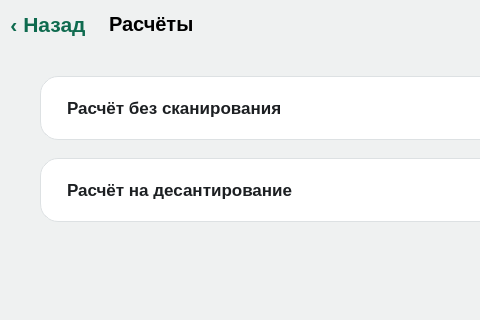
Pobryakushka/MMK, file AlgorithmsCalc.ui: the form before one commit; both pictures show x 0 to 480 and y 0 to 320 of the 1024 by 640 pixel window.
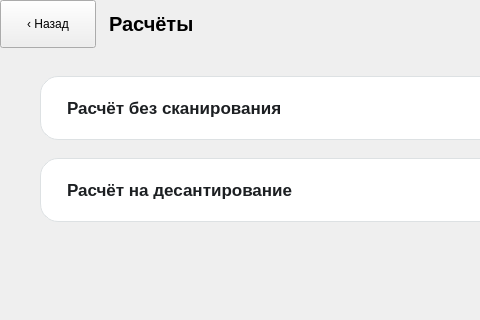
The form after the commit.

What changed in the file:
```diff
--- a/AlgorithmsCalc.ui
+++ b/AlgorithmsCalc.ui
@@ -19,9 +19,6 @@
   <property name="windowTitle">
    <string>Расчёты</string>
   </property>
-  <property name="styleSheet">
-   <string notr="true">background-color: #EFF1F1;</string>
-  </property>
   <layout class="QVBoxLayout" name="verticalLayout">
    <property name="spacing">
     <number>0</number>
@@ -48,10 +45,6 @@
          <height>48</height>
         </size>
        </property>
-       <property name="styleSheet">
-        <string notr="true">QPushButton { font-size: 16pt; font-weight: bold; border: none; background: transparent; color: #0F6B4F; }
-QPushButton:pressed { color: #0B5A42; }</string>
-       </property>
        <property name="text">
         <string>&#8249; Назад</string>
        </property>
```
